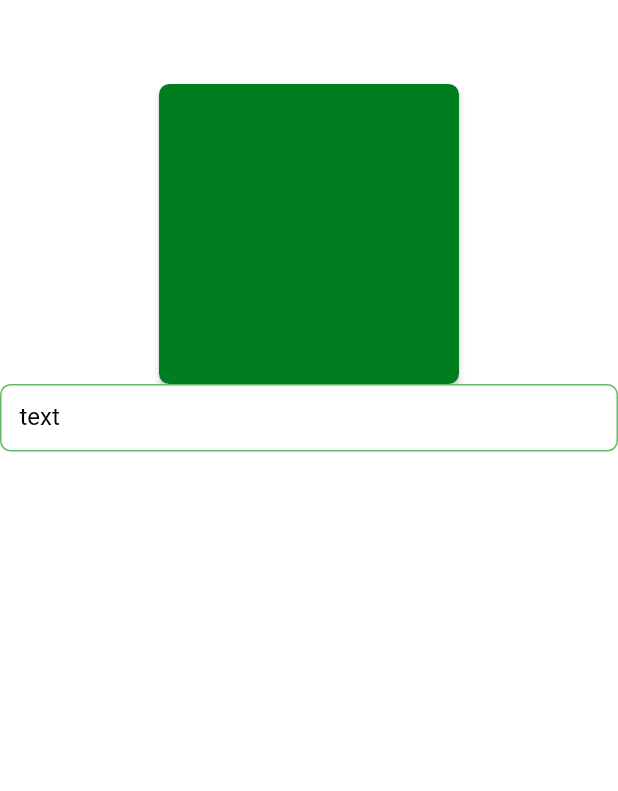
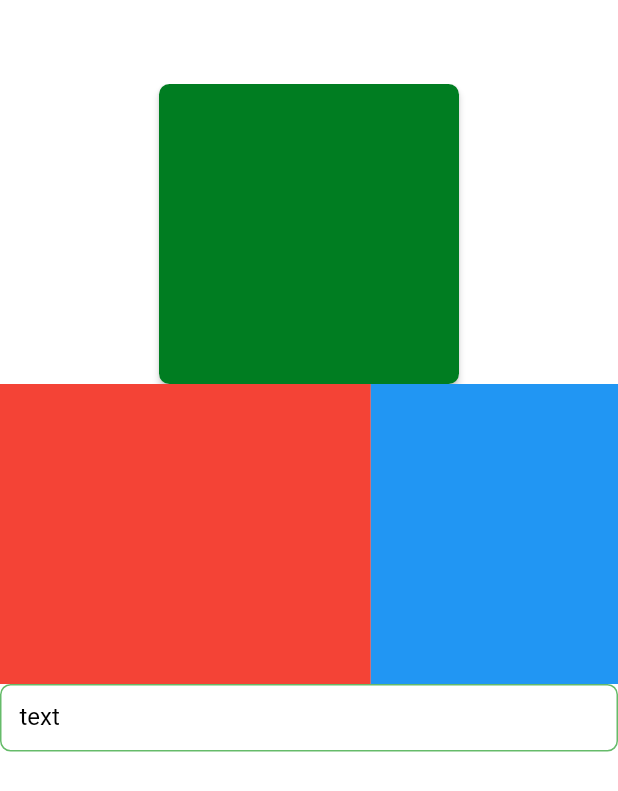
Before and after one commit to thiagolazaro/dw9_delivery_app, a Flutter app: the screen it shows after launch, on a phone screen of 412 x 824 dp. Shown: the top 791 px of the screen. Run offline on Flutter 3.47's test engine with Material 2 defaults, Android fonts, the phone set to English and light mode, and no system bars; our stand-ins replace dio; Roboto replaces fonts that are missing (mplus1).

Commit message:
Criando size_extensions

```diff
--- a/lib/app/pages/splash/splash_page.dart
+++ b/lib/app/pages/splash/splash_page.dart
@@ -1,3 +1,4 @@
+import 'package:dw9_delivery_app/app/core/ui/helpers/size_extensions.dart';
 import 'package:flutter/material.dart';
 
 import '../../core/config/env/env.dart';
@@ -21,6 +22,20 @@ class SplashPage extends StatelessWidget {
             label: Env.i['backend_base_url'] ?? '',
             onPressed: () {},
           ),
+          Row(
+            children: [
+              Container(
+                color: Colors.red,
+                width: context.percentWith(.6),
+                height: 200,
+              ),
+              Container(
+                color: Colors.blue,
+                width: MediaQuery.of(context).size.width * 0.4,
+                height: 200,
+              ),
+            ],
+          ),
           TextFormField(
             decoration: const InputDecoration(labelText: 'text'),
           )
```
Also changed, not shown: lib/app/core/ui/helpers/size_extensions.dart (added, +9 -0 lines).
